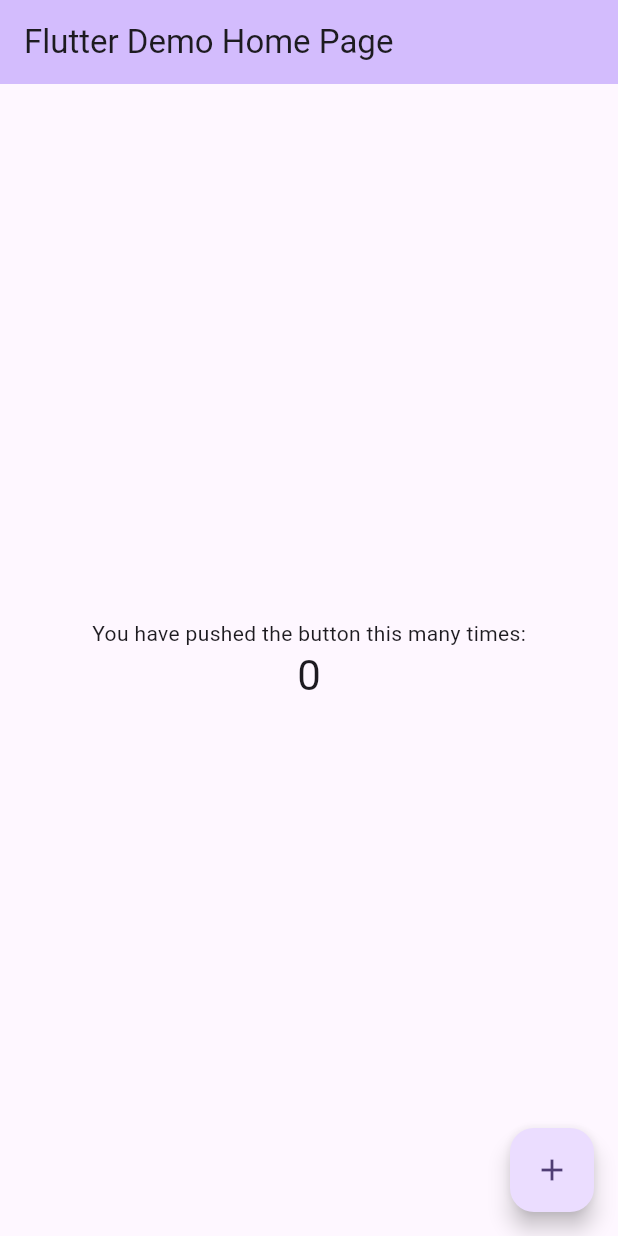
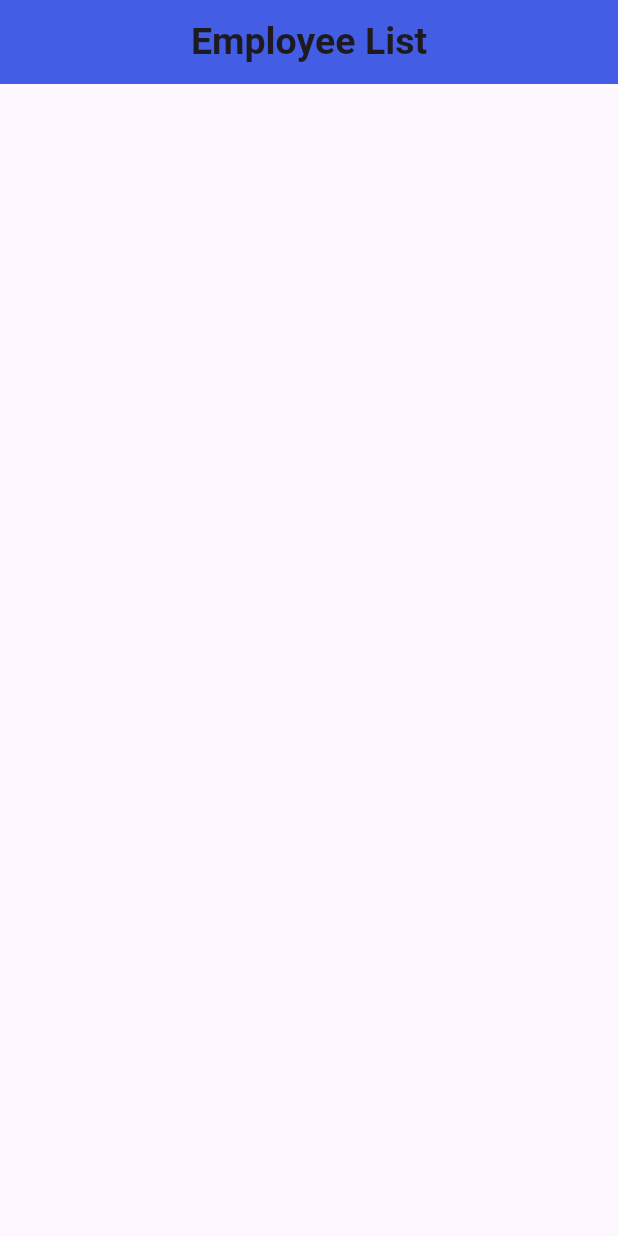
Before and after one commit to Chirag6189/ListView_in_flutter, a Flutter app: the screen it shows after launch, on a phone screen of 412 x 824 dp. Run offline on Flutter 3.47's test engine with Material 3 defaults, Android fonts, the phone set to English and light mode, and no system bars.

Commit message:
make empty project (chang in main.dart)

```diff
--- a/lib/main.dart
+++ b/lib/main.dart
@@ -1,125 +1,28 @@
 import 'package:flutter/material.dart';
-
-void main() {
-  runApp(const MyApp());
+void main(){
+  runApp(My_app());
 }
 
-class MyApp extends StatelessWidget {
-  const MyApp({super.key});
+class My_app extends StatefulWidget {
+  const My_app({super.key});
 
-  // This widget is the root of your application.
+  @override
+  State<My_app> createState() => _My_appState();
+}
+
+class _My_appState extends State<My_app> {
   @override
   Widget build(BuildContext context) {
     return MaterialApp(
-      title: 'Flutter Demo',
-      theme: ThemeData(
-        // This is the theme of your application.
-        //
-        // TRY THIS: Try running your application with "flutter run". You'll see
-        // the application has a purple toolbar. Then, without quitting the app,
-        // try changing the seedColor in the colorScheme below to Colors.green
-        // and then invoke "hot reload" (save your changes or press the "hot
-        // reload" button in a Flutter-supported IDE, or press "r" if you used
-        // the command line to start the app).
-        //
-        // Notice that the counter didn't reset back to zero; the application
-        // state is not lost during the reload. To reset the state, use hot
-        // restart instead.
-        //
-        // This works for code too, not just values: Most code changes can be
-        // tested with just a hot reload.
-        colorScheme: ColorScheme.fromSeed(seedColor: Colors.deepPurple),
-        useMaterial3: true,
+      debugShowCheckedModeBanner: false,
+      home: Scaffold(
+          appBar: AppBar(
+            title: Text("Employee List",style: TextStyle(fontSize: 25,fontWeight: FontWeight.bold),),
+            centerTitle: true,
+            backgroundColor: Color.fromARGB(255, 67, 93, 229),
+
+          ),
       ),
-      home: const MyHomePage(title: 'Flutter Demo Home Page'),
     );
   }
 }
-
-class MyHomePage extends StatefulWidget {
-  const MyHomePage({super.key, required this.title});
-
-  // This widget is the home page of your application. It is stateful, meaning
-  // that it has a State object (defined below) that contains fields that affect
-  // how it looks.
-
-  // This class is the configuration for the state. It holds the values (in this
-  // case the title) provided by the parent (in this case the App widget) and
-  // used by the build method of the State. Fields in a Widget subclass are
-  // always marked "final".
-
-  final String title;
-
-  @override
-  State<MyHomePage> createState() => _MyHomePageState();
-}
-
-class _MyHomePageState extends State<MyHomePage> {
-  int _counter = 0;
-
-  void _incrementCounter() {
-    setState(() {
-      // This call to setState tells the Flutter framework that something has
-      // changed in this State, which causes it to rerun the build method below
-      // so that the display can reflect the updated values. If we changed
-      // _counter without calling setState(), then the build method would not be
-      // called again, and so nothing would appear to happen.
-      _counter++;
-    });
-  }
-
-  @override
-  Widget build(BuildContext context) {
-    // This method is rerun every time setState is called, for instance as done
-    // by the _incrementCounter method above.
-    //
-    // The Flutter framework has been optimized to make rerunning build methods
-    // fast, so that you can just rebuild anything that needs updating rather
-    // than having to individually change instances of widgets.
-    return Scaffold(
-      appBar: AppBar(
-        // TRY THIS: Try changing the color here to a specific color (to
-        // Colors.amber, perhaps?) and trigger a hot reload to see the AppBar
-        // change color while the other colors stay the same.
-        backgroundColor: Theme.of(context).colorScheme.inversePrimary,
-        // Here we take the value from the MyHomePage object that was created by
-        // the App.build method, and use it to set our appbar title.
-        title: Text(widget.title),
-      ),
-      body: Center(
-        // Center is a layout widget. It takes a single child and positions it
-        // in the middle of the parent.
-        child: Column(
-          // Column is also a layout widget. It takes a list of children and
-          // arranges them vertically. By default, it sizes itself to fit its
-          // children horizontally, and tries to be as tall as its parent.
-          //
-          // Column has various properties to control how it sizes itself and
-          // how it positions its children. Here we use mainAxisAlignment to
-          // center the children vertically; the main axis here is the vertical
-          // axis because Columns are vertical (the cross axis would be
-          // horizontal).
-          //
-          // TRY THIS: Invoke "debug painting" (choose the "Toggle Debug Paint"
-          // action in the IDE, or press "p" in the console), to see the
-          // wireframe for each widget.
-          mainAxisAlignment: MainAxisAlignment.center,
-          children: <Widget>[
-            const Text(
-              'You have pushed the button this many times:',
-            ),
-            Text(
-              '$_counter',
-              style: Theme.of(context).textTheme.headlineMedium,
-            ),
-          ],
-        ),
-      ),
-      floatingActionButton: FloatingActionButton(
-        onPressed: _incrementCounter,
-        tooltip: 'Increment',
-        child: const Icon(Icons.add),
-      ), // This trailing comma makes auto-formatting nicer for build methods.
-    );
-  }
-}
```
